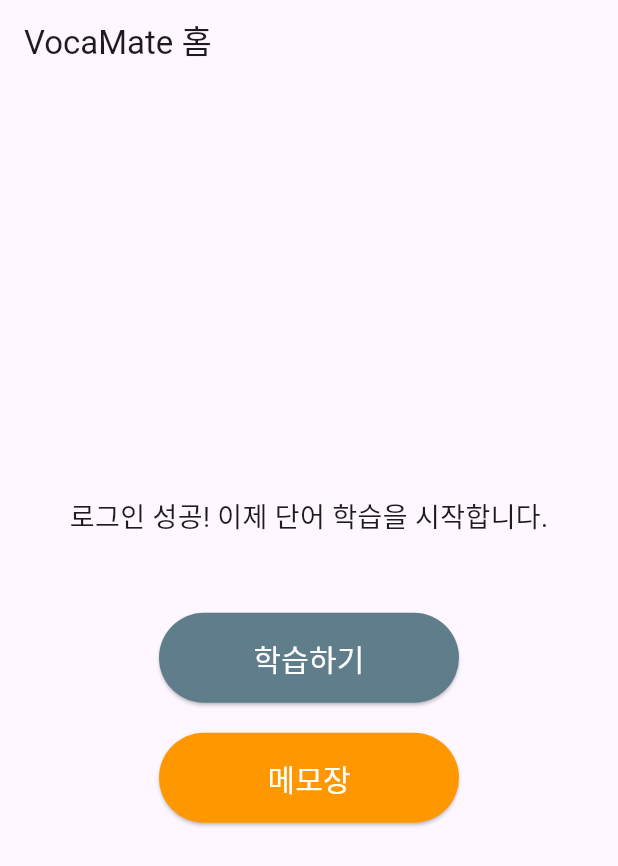
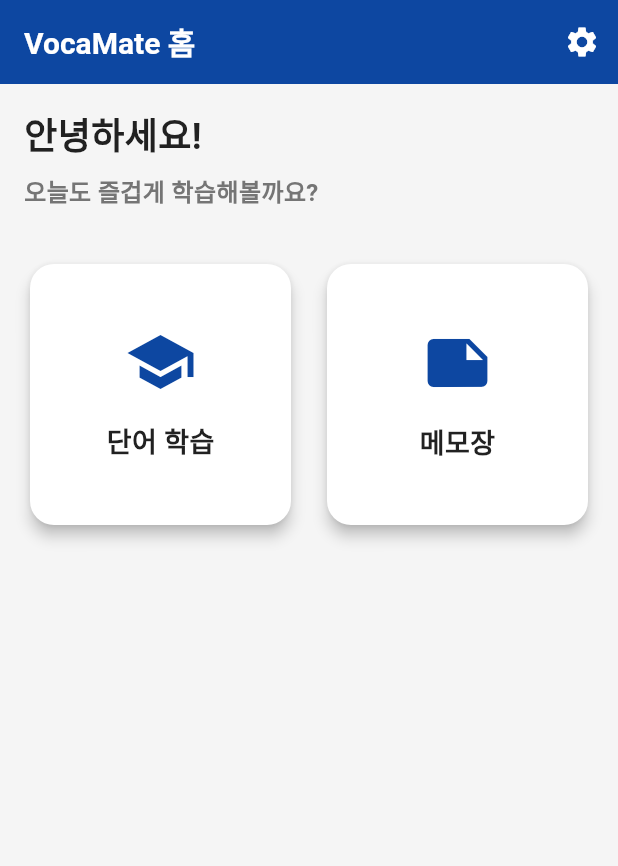
Before and after one commit to top0032/VocaMate_Graduation_Project, a Flutter app: the screen it shows once a user with an empty profile is signed in, on a phone screen of 412 x 824 dp. Shown: the top 866 px of the screen. Run offline on Flutter 3.47's test engine with Material 3 defaults, Android fonts, the phone set to English and light mode, and no system bars; our stand-ins replace cloud_firestore, firebase_auth, firebase_core, google_generative_ai; accounts and stored records are empty; Roboto replaces fonts that are missing (Pretendard).

Commit message:
화면 디자인

```diff
--- a/lib/main.dart
+++ b/lib/main.dart
@@ -2,6 +2,7 @@ import 'package:flutter/material.dart';
 import 'package:firebase_core/firebase_core.dart';
 import 'firebase_options.dart';
 import 'screens/auth/auth_check_screen.dart';
+import 'theme.dart';
 
 void main() async {
   WidgetsFlutterBinding.ensureInitialized();
@@ -15,9 +16,10 @@ class MyApp extends StatelessWidget {
   const MyApp({super.key});
   @override
   Widget build(BuildContext context) {
-    return const MaterialApp(
+    return MaterialApp(
       title: 'VocaMate',
-      home: AuthCheckScreen(), // 💡 앱 실행 시 인증 상태 확인
+      theme: AppTheme.themeData,
+      home: const AuthCheckScreen(), // 💡 앱 실행 시 인증 상태 확인
     );
   }
 }
--- a/lib/screens/main_screen.dart
+++ b/lib/screens/main_screen.dart
@@ -1,8 +1,8 @@
-// lib/screens/main_screen.dart
 
 import 'package:flutter/material.dart';
 import 'theme_selection_screen.dart'; // 💡 이동할 테마 선택 화면 import
 import 'memo_list_page.dart'; // 💡 이동할 메모 목록 화면 import
+import '../theme.dart';
 
 class MainScreen extends StatelessWidget {
   const MainScreen({super.key});
@@ -10,21 +10,42 @@ class MainScreen extends StatelessWidget {
   @override
   Widget build(BuildContext context) {
     return Scaffold(
-      appBar: AppBar(title: const Text('VocaMate 홈')),
-      body: Center(
+      appBar: AppBar(
+        title: const Text('VocaMate 홈'),
+        actions: [
+          IconButton(
+            icon: const Icon(Icons.settings),
+            onPressed: () {
+              // TODO: 설정 화면으로 이동
+            },
+          ),
+        ],
+      ),
+      body: Padding(
+        padding: const EdgeInsets.all(16.0),
         child: Column(
-          mainAxisAlignment: MainAxisAlignment.center,
+          crossAxisAlignment: CrossAxisAlignment.start,
           children: [
-            const Text(
-              '로그인 성공! 이제 단어 학습을 시작합니다.',
-              style: TextStyle(fontSize: 18),
+            Text(
+              '안녕하세요!',
+              style: AppTheme.themeData.textTheme.displaySmall,
             ),
-            const SizedBox(height: 50),
-
-            // 💡 '학습하기' 메뉴 버튼 (ElevatedButton)
-            ElevatedButton(
-              onPressed: () {
-                // 학습하기 메뉴 클릭 시 테마 선택 화면으로 이동
+            const SizedBox(height: 8),
+            Text(
+              '오늘도 즐겁게 학습해볼까요?',
+              style: AppTheme.themeData.textTheme.titleLarge?.copyWith(color: Colors.grey[600]),
+            ),
+            const SizedBox(height: 32),
+            Expanded(
+              child: GridView.count(
+                crossAxisCount: 2,
+                crossAxisSpacing: 16,
+                mainAxisSpacing: 16,
+                children: [
+                  MenuCard(
+                    title: '단어 학습',
+                    icon: Icons.school,
+                    onTap: () {
                       Navigator.push(
                         context,
                         MaterialPageRoute(
@@ -32,21 +53,11 @@ class MainScreen extends StatelessWidget {
                         ),
                       );
                     },
-              child: const Text('학습하기', style: TextStyle(fontSize: 20)),
-              style: ElevatedButton.styleFrom(
-                minimumSize: const Size(200, 60),
-                backgroundColor: Colors.blueGrey,
-                foregroundColor: Colors.white,
                   ),
-            ),
-            // 💡 여기에는 다른 메뉴 버튼이 추가될 수 있습니다.
-
-            const SizedBox(height: 20),
-
-            // 💡 '메모장' 메뉴 버튼 (ElevatedButton)
-            ElevatedButton(
-              onPressed: () {
-                // 메모장 메뉴 클릭 시 메모 목록 화면으로 이동
+                  MenuCard(
+                    title: '메모장',
+                    icon: Icons.note,
+                    onTap: () {
                       Navigator.push(
                         context,
                         MaterialPageRoute(
@@ -54,11 +65,9 @@ class MainScreen extends StatelessWidget {
                         ),
                       );
                     },
-              child: const Text('메모장', style: TextStyle(fontSize: 20)),
-              style: ElevatedButton.styleFrom(
-                minimumSize: const Size(200, 60),
-                backgroundColor: Colors.orange,
-                foregroundColor: Colors.white,
+                  ),
+                  // TODO: Add more menu items here
+                ],
               ),
             ),
           ],
@@ -67,3 +76,45 @@ class MainScreen extends StatelessWidget {
     );
   }
 }
+
+class MenuCard extends StatelessWidget {
+  final String title;
+  final IconData icon;
+  final VoidCallback onTap;
+
+  const MenuCard({
+    super.key,
+    required this.title,
+    required this.icon,
+    required this.onTap,
+  });
+
+  @override
+  Widget build(BuildContext context) {
+    return Card(
+      elevation: 4,
+      shape: RoundedRectangleBorder(
+        borderRadius: BorderRadius.circular(16),
+      ),
+      child: InkWell(
+        onTap: onTap,
+        borderRadius: BorderRadius.circular(16),
+        child: Column(
+          mainAxisAlignment: MainAxisAlignment.center,
+          children: [
+            Icon(
+              icon,
+              size: 48,
+              color: AppTheme.primaryColor,
+            ),
+            const SizedBox(height: 16),
+            Text(
+              title,
+              style: AppTheme.themeData.textTheme.headlineSmall,
+            ),
+          ],
+        ),
+      ),
+    );
+  }
+}
--- /dev/null
+++ b/lib/theme.dart
@@ -0,0 +1,77 @@
+
+import 'package:flutter/material.dart';
+
+class AppTheme {
+  static const Color primaryColor = Color(0xFF0D47A1); // Deep Blue
+  static const Color secondaryColor = Color(0xFF455A64); // Blue Grey
+  static const Color accentColor = Color(0xFFFF6F00); // Bright Orange
+  static const Color backgroundColor = Color(0xFFF5F5F5); // Light Grey
+  static const Color textColor = Color(0xFF212121); // Dark Grey
+
+  static ThemeData get themeData {
+    return ThemeData(
+      primaryColor: primaryColor,
+      scaffoldBackgroundColor: backgroundColor,
+      colorScheme: const ColorScheme.light(
+        primary: primaryColor,
+        secondary: secondaryColor,
+        tertiary: accentColor,
+        background: backgroundColor,
+        onBackground: textColor,
+        surface: Colors.white,
+        onSurface: textColor,
+      ),
+      appBarTheme: const AppBarTheme(
+        backgroundColor: primaryColor,
+        foregroundColor: Colors.white,
+        elevation: 0,
+        iconTheme: IconThemeData(color: Colors.white),
+        titleTextStyle: TextStyle(
+          fontFamily: 'Pretendard',
+          fontSize: 20,
+          fontWeight: FontWeight.bold,
+        ),
+      ),
+      textTheme: const TextTheme(
+        displayLarge: TextStyle(fontFamily: 'Pretendard', fontSize: 32, fontWeight: FontWeight.bold, color: textColor),
+        displayMedium: TextStyle(fontFamily: 'Pretendard', fontSize: 28, fontWeight: FontWeight.bold, color: textColor),
+        displaySmall: TextStyle(fontFamily: 'Pretendard', fontSize: 24, fontWeight: FontWeight.bold, color: textColor),
+        headlineMedium: TextStyle(fontFamily: 'Pretendard', fontSize: 20, fontWeight: FontWeight.bold, color: textColor),
+        headlineSmall: TextStyle(fontFamily: 'Pretendard', fontSize: 18, fontWeight: FontWeight.bold, color: textColor),
+        titleLarge: TextStyle(fontFamily: 'Pretendard', fontSize: 16, fontWeight: FontWeight.bold, color: textColor),
+        bodyLarge: TextStyle(fontFamily: 'Pretendard', fontSize: 16, color: textColor),
+        bodyMedium: TextStyle(fontFamily: 'Pretendard', fontSize: 14, color: textColor),
+        labelLarge: TextStyle(fontFamily: 'Pretendard', fontSize: 16, fontWeight: FontWeight.bold, color: Colors.white),
+      ),
+      elevatedButtonTheme: ElevatedButtonThemeData(
+        style: ElevatedButton.styleFrom(
+          backgroundColor: primaryColor,
+          foregroundColor: Colors.white,
+          shape: RoundedRectangleBorder(
+            borderRadius: BorderRadius.circular(12),
+          ),
+          padding: const EdgeInsets.symmetric(horizontal: 24, vertical: 16),
+          textStyle: const TextStyle(
+            fontFamily: 'Pretendard',
+            fontSize: 16,
+            fontWeight: FontWeight.bold,
+          ),
+        ),
+      ),
+      inputDecorationTheme: InputDecorationTheme(
+        border: OutlineInputBorder(
+          borderRadius: BorderRadius.circular(12),
+          borderSide: const BorderSide(color: secondaryColor),
+        ),
+        focusedBorder: OutlineInputBorder(
+          borderRadius: BorderRadius.circular(12),
+          borderSide: const BorderSide(color: primaryColor, width: 2),
+        ),
+        labelStyle: const TextStyle(
+          fontFamily: 'Pretendard',
+          color: textColor,
+        ),
+      ),
+    );
+  }
+}
```
Also changed, not shown: lib/screens/add_memo_page.dart (+10 -13 lines), lib/screens/edit_memo_page.dart (+18 -34 lines), lib/screens/learning_screen.dart (+83 -74 lines), lib/screens/memo_list_page.dart (+26 -57 lines), lib/screens/theme_selection_screen.dart (+14 -25 lines). Lines whose indentation alone changed are shown as unchanged.
